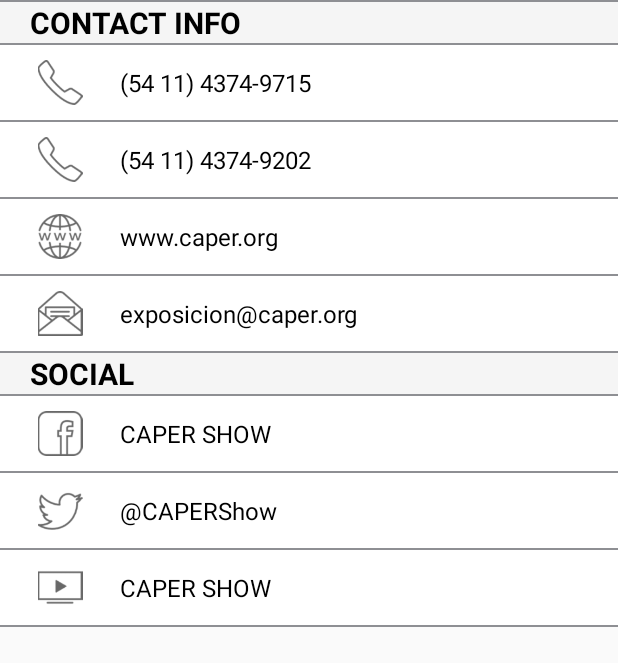
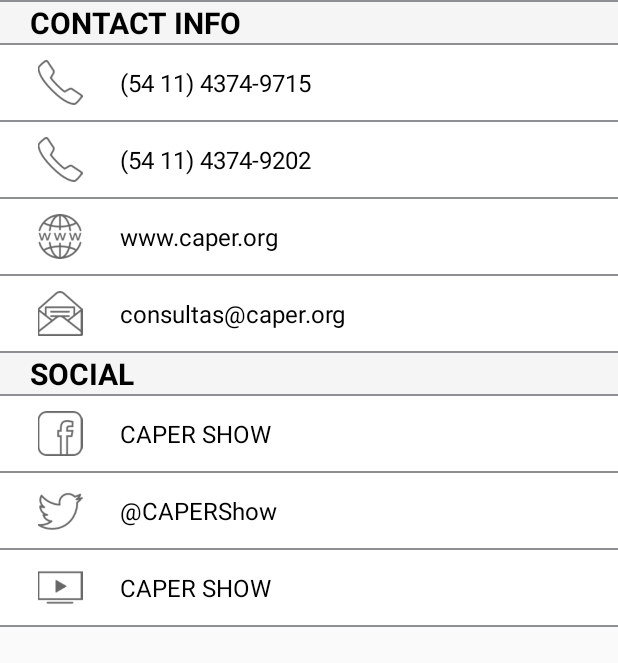
Before and after one commit to lsoncini/caper2015, an Android app: the InfoActivity screen opened directly, with no data from a screen before it, on a phone screen of 412 x 824 dp, the part 384-1047 px from its top. Run offline under Robolectric (Android 15) with nearby library versions, the phone set to English and light mode, and no system bars; our stand-ins replace ButterKnife.

Commit message:
Strings fixed to meet requirements.

```diff
--- a/app/build.gradle
+++ b/app/build.gradle
@@ -8,8 +8,8 @@ android {
         applicationId "com.caper.caper2015"
         minSdkVersion 14
         targetSdkVersion 22
-        versionCode 2
-        versionName "1.0.1"
+        versionCode 3
+        versionName "1.1.0"
     }
     buildTypes {
         release {
--- a/app/src/main/java/com/caper/caper2015/activity/SplashScreenActivity.java
+++ b/app/src/main/java/com/caper/caper2015/activity/SplashScreenActivity.java
@@ -76,7 +76,7 @@ public class SplashScreenActivity extends Activity {
         setContentView(R.layout.splash_screen);
         ButterKnife.bind(this);
 
-        getSharedPreferences("appData",MODE_PRIVATE).edit().putString("version","1.0.1").commit();
+        getSharedPreferences("appData",MODE_PRIVATE).edit().putString("version","1.1.0").commit();
 
         AlertDialog.Builder builder = new AlertDialog.Builder(this);
         builder.setTitle(R.string.error_loading);
--- a/app/src/main/res/layout/fragment_info.xml
+++ b/app/src/main/res/layout/fragment_info.xml
@@ -138,7 +138,7 @@
                 android:textColor="@android:color/black"
                 android:layout_centerVertical="true"
                 android:singleLine="true"
-                android:text="exposicion@caper.org"/>
+                android:text="consultas@caper.org"/>
         </RelativeLayout>
         <TextView
             android:layout_width="match_parent"
--- a/app/src/main/res/layout/fragment_main.xml
+++ b/app/src/main/res/layout/fragment_main.xml
@@ -68,7 +68,7 @@
                 android:textSize="16sp"
                 android:background="@android:color/transparent"
                 android:textColor="#FFFFFF"
-                android:text="@string/events_title"/>
+                android:text="@string/events_main_title"/>
             </LinearLayout>
         <LinearLayout
             android:id="@+id/mapsButton"
--- a/app/src/main/res/values/strings.xml
+++ b/app/src/main/res/values/strings.xml
@@ -17,6 +17,7 @@
 
     <string name="stands_title">Exhibitors</string>
     <string name="events_title">Schedule</string>
+    <string name="events_main_title">Schedule</string>
     <string name="maps_title">Floorplan</string>
     <string name="info_title">Info</string>
     <string name="favs_title">Favorites</string>
```
Also changed, not shown: 1 other file.
